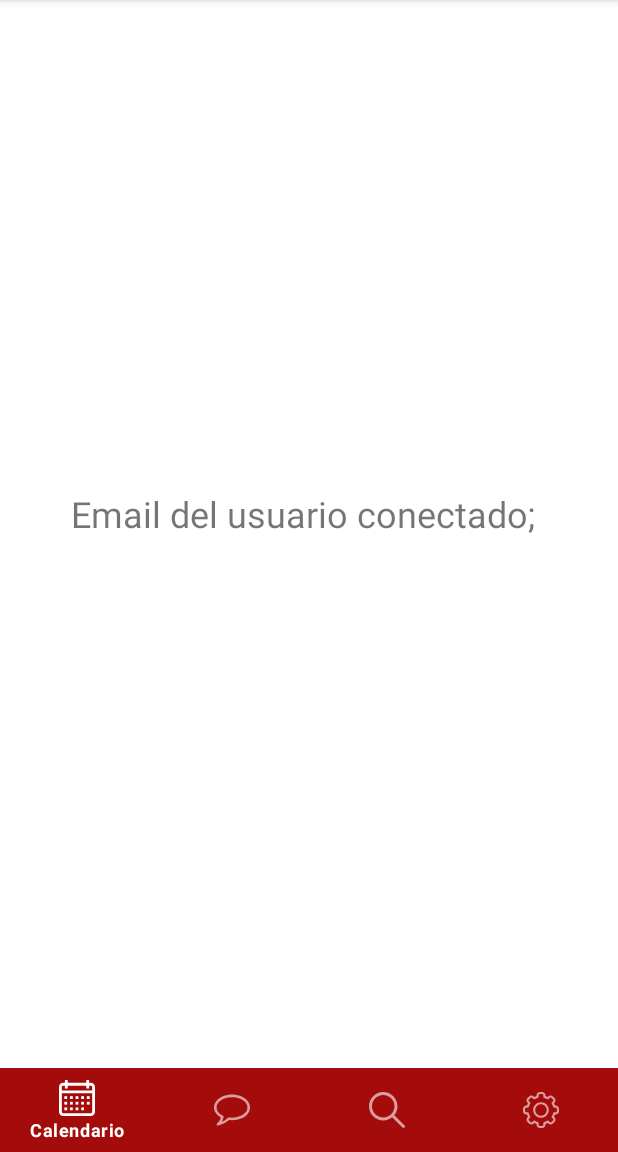
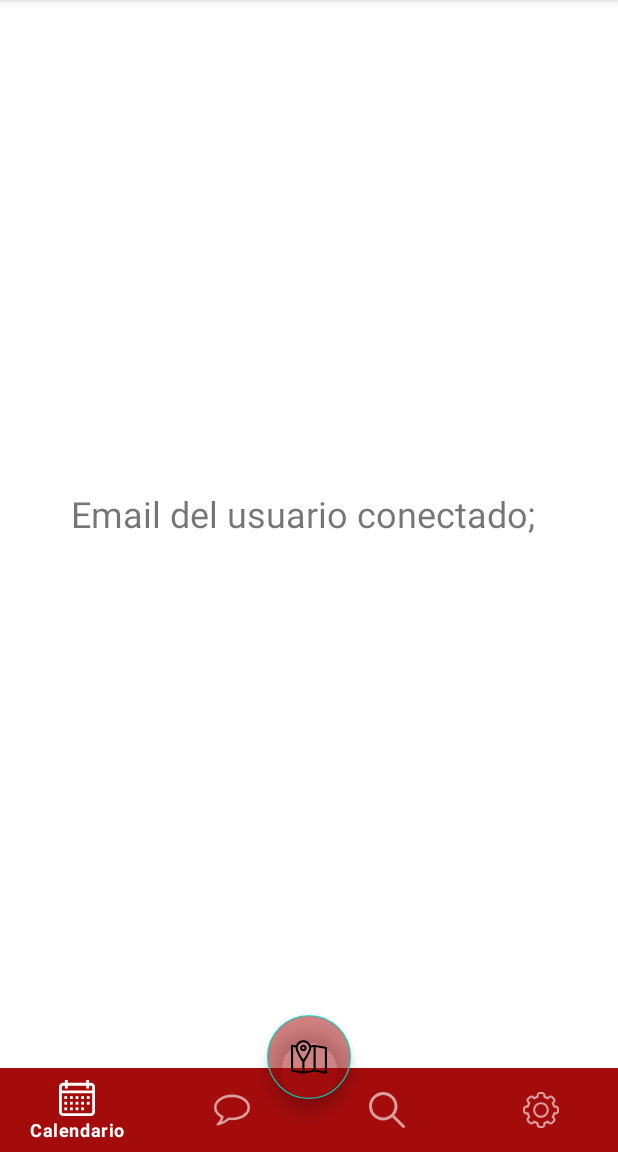
Before and after one commit to diegorc2000/TakeCare, an Android app: the MainActivity screen opened directly, with no data from a screen before it, on a phone screen of 412 x 824 dp, the part 84-1236 px from its top. Run offline under Robolectric (Android 15) with nearby library versions, the phone set to English and light mode, and no system bars; our stand-ins replace Firebase (no records; nobody signed in at launch, a user with empty details on screens opened directly).

Commit message:
Cambios genericos

```diff
--- a/app/build.gradle
+++ b/app/build.gradle
@@ -30,8 +30,11 @@ dependencies {
     testImplementation 'junit:junit:4.12'
     androidTestImplementation 'androidx.test.ext:junit:1.1.2'
     androidTestImplementation 'androidx.test.espresso:espresso-core:3.3.0'
-    implementation 'com.google.android.material:material:1.3.0-alpha03'
+    //implementation 'com.google.android.material:material:1.3.0-alpha03'
     implementation "androidx.swiperefreshlayout:swiperefreshlayout:1.1.0"
+
+    //MaterialComponent
+    implementation 'com.google.android.material:material:1.2.1'
 
     //GIT HUB
     implementation 'com.github.bumptech.glide:glide:4.9.0'
--- a/app/src/debug/res/values/google_maps_api.xml
+++ b/app/src/debug/res/values/google_maps_api.xml
@@ -21,4 +21,5 @@
     string in this file.
     -->
     <string name="google_maps_key" templateMergeStrategy="preserve" translatable="false">AIzaSyC0M90NPshzguZlCJ6iuLKGOHjgeURqhAI</string>
+
 </resources>
--- a/app/src/main/res/drawable/ic_logorojo_background.xml
+++ b/app/src/main/res/drawable/ic_logorojo_background.xml
@@ -1,11 +1,11 @@
 <?xml version="1.0" encoding="utf-8"?>
 <vector
-    xmlns:android="http://schemas.android.com/apk/res/android"
     android:height="108dp"
     android:width="108dp"
     android:viewportHeight="108"
-    android:viewportWidth="108">
-    <path android:fillColor="#FFFFFFFF"
+    android:viewportWidth="108"
+    xmlns:android="http://schemas.android.com/apk/res/android">
+    <path android:fillColor="#3DDC84"
           android:pathData="M0,0h108v108h-108z"/>
     <path android:fillColor="#00000000" android:pathData="M9,0L9,108"
           android:strokeColor="#33FFFFFF" android:strokeWidth="0.8"/>
--- /dev/null
+++ b/app/src/main/res/drawable/ic_mapa.xml
@@ -0,0 +1,12 @@
+<vector xmlns:android="http://schemas.android.com/apk/res/android"
+    android:width="512dp"
+    android:height="512dp"
+    android:viewportWidth="512"
+    android:viewportHeight="512">
+  <path
+      android:fillColor="#FF000000"
+      android:pathData="m499.924,113.264c-173.716,-34.527 -162.471,-32.724 -166.405,-32.062 -1.258,0.21 -16.676,3.309 -52.613,10.496 -15.066,-43.444 -56.399,-74.721 -104.906,-74.721 -48.552,0 -89.918,31.336 -104.949,74.844l-53.127,-10.557c-9.26,-1.836 -17.924,5.243 -17.924,14.713v352c0,7.157 5.057,13.317 12.076,14.712 172.248,34.236 160.971,32.026 162.113,32.165 3.622,0.445 -7.572,2.297 161.82,-31.582l158.067,31.417c9.265,1.839 17.924,-5.252 17.924,-14.712v-352c0,-7.157 -5.057,-13.317 -12.076,-14.713zM176,46.977c44.663,0 81,36.336 81,81 0,37.683 -60.298,133.338 -81,164.989 -20.679,-31.616 -81,-127.298 -81,-164.989 0,-44.664 36.337,-81 81,-81zM30,114.25 L65.21,121.247c-0.134,2.227 -0.21,4.469 -0.21,6.729 0,25.014 16.363,65.381 50.025,123.409 19.656,33.883 39.033,62.974 45.975,73.221v137.095l-131,-26.037zM191,324.606c6.941,-10.247 26.319,-39.337 45.975,-73.221 33.662,-58.028 50.025,-98.395 50.025,-123.408 0,-2.304 -0.079,-4.59 -0.218,-6.859l34.218,-6.845v321.407l-130,26zM482,461.702 L351,435.665v-321.414l131,26.037z"/>
+  <path
+      android:fillColor="#FF000000"
+      android:pathData="m176,174.977c25.916,0 47,-21.084 47,-47s-21.084,-47 -47,-47 -47,21.084 -47,47 21.084,47 47,47zM176,110.977c9.374,0 17,7.626 17,17s-7.626,17 -17,17 -17,-7.626 -17,-17 7.626,-17 17,-17z"/>
+</vector>
--- a/app/src/main/res/layout/activity_main.xml
+++ b/app/src/main/res/layout/activity_main.xml
@@ -30,7 +30,25 @@
             style="@style/Widget.MaterialComponents.BottomNavigationView.Colored"
             android:layout_width="match_parent"
             android:layout_height="wrap_content"
-            app:menu="@menu/menu_main" />
+            app:menu="@menu/menu_main" >
+
+        </com.google.android.material.bottomnavigation.BottomNavigationView>
+
 
     </LinearLayout>
+
+
+    <com.google.android.material.floatingactionbutton.FloatingActionButton
+        android:id="@+id/fab"
+        android:layout_width="wrap_content"
+        android:layout_height="wrap_content"
+        android:backgroundTint="@color/transparencia"
+        android:src="@drawable/ic_mapa"
+        app:fabSize="normal"
+        app:layout_constraintBottom_toBottomOf="@+id/linearLayout3"
+        app:layout_constraintEnd_toEndOf="parent"
+        app:layout_constraintStart_toStartOf="parent"
+        android:layout_marginBottom="35dp"
+        tools:ignore="ContentDescription" />
+
 </androidx.constraintlayout.widget.ConstraintLayout>
--- a/app/src/main/res/mipmap-anydpi-v26/ic_logorojo_round.xml
+++ b/app/src/main/res/mipmap-anydpi-v26/ic_logorojo_round.xml
@@ -1,4 +1,5 @@
 <?xml version="1.0" encoding="utf-8"?>
 <adaptive-icon xmlns:android="http://schemas.android.com/apk/res/android">
+    <background android:drawable="@drawable/ic_logorojo_background"/>
     <foreground android:drawable="@mipmap/ic_logorojo_foreground"/>
 </adaptive-icon>
--- a/app/src/main/res/values/colors.xml
+++ b/app/src/main/res/values/colors.xml
@@ -8,4 +8,5 @@
     <color name="secondaryDarkColor">#cccccc</color>
     <color name="primaryTextColor">#ffffff</color>
     <color name="secondaryTextColor">#000000</color>
+    <color name="transparencia">#83A40C0C</color>
 </resources>
```
Also changed, not shown: app/src/main/res/drawable-hdpi/ic_logorojo.png (added), app/src/main/res/drawable-mdpi/ic_logorojo.png (added), app/src/main/res/drawable-xhdpi/ic_logorojo.png (added), app/src/main/res/drawable-xxhdpi/ic_logorojo.png (added), app/src/main/res/drawable-xxxhdpi/ic_logorojo.png (added).
